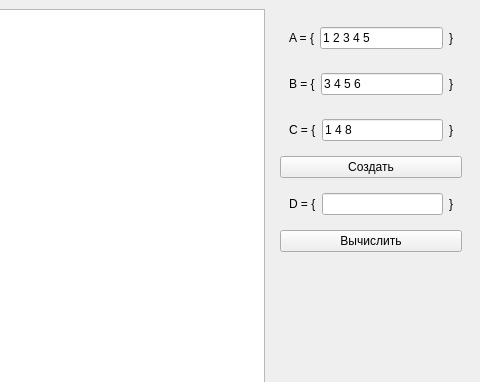
baseoleph/euler_diagram, file mainwindow.ui: the form before one commit; both pictures show x 320 to 800 and y 0 to 382 of the 800 by 600 pixel window.
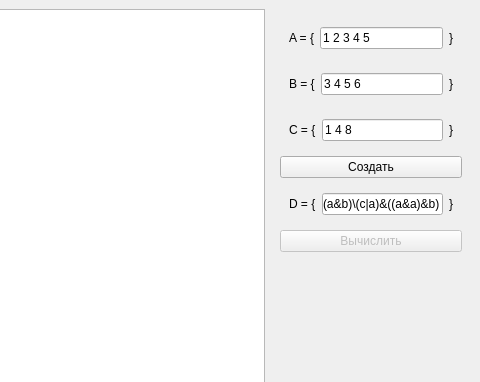
The form after the commit.

Commit message: 521 trying to build evaluation

Diff of the .ui file:
```diff
--- a/mainwindow.ui
+++ b/mainwindow.ui
@@ -128,7 +128,7 @@
           <item>
            <widget class="QLineEdit" name="lineEdit_d">
             <property name="text">
-             <string/>
+             <string>(a&amp;b)\(c|a)&amp;((a&amp;a)&amp;b)</string>
             </property>
            </widget>
           </item>
@@ -144,6 +144,9 @@
        </item>
        <item>
         <widget class="QPushButton" name="pushButton_calc">
+         <property name="enabled">
+          <bool>false</bool>
+         </property>
          <property name="text">
           <string>Вычислить</string>
          </property>
```
The commit also changes 2 other files.
